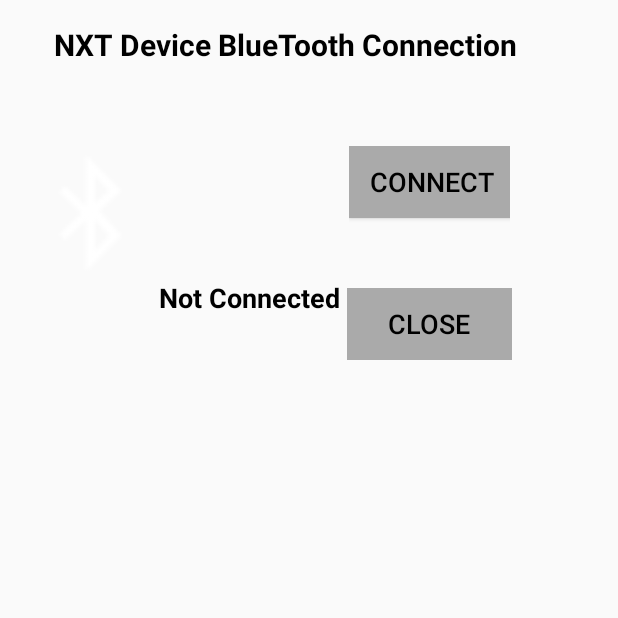
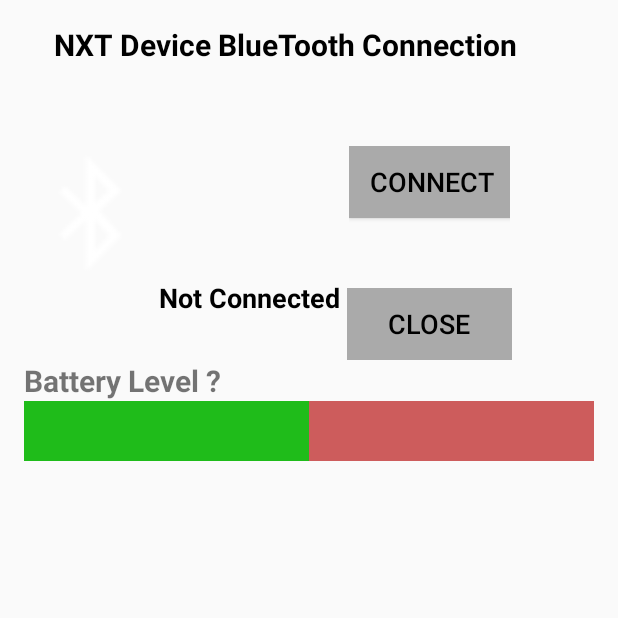
Before and after one commit to COSC526RobotsAreUs/RobotCar, an Android app: the ConnectActivity screen opened directly, with no data from a screen before it, on a phone screen of 412 x 824 dp, the top half of it. Run offline under Robolectric (Android 15) with nearby library versions, the phone set to English and light mode, and no system bars.

Commit message:
Added the BatteryLevelView and moved the getBatteryLevel method to the connect activity

```diff
--- /dev/null
+++ b/app/src/main/java/com/example/will/robotcar/BatteryLevelView.java
@@ -0,0 +1,52 @@
+package com.example.will.robotcar;
+
+import android.content.Context;
+import android.graphics.Canvas;
+import android.graphics.Color;
+import android.graphics.Paint;
+import android.util.AttributeSet;
+import android.view.View;
+
+/**
+ * Created by Will on 11/11/15.
+ */
+public class BatteryLevelView extends View{
+    int percent = 0;
+
+    public BatteryLevelView(Context context, AttributeSet attrs) {
+        super(context, attrs);
+    }
+
+    public void setPercent(int percent){
+        this.percent = percent >= 0 && percent <= 100 ? percent : 0;
+        this.invalidate();
+    }
+
+    @Override
+    protected void onDraw(Canvas canvas){
+        Paint redPaint = new Paint();
+        redPaint.setAntiAlias(true);
+        redPaint.setStrokeWidth((float) 15);
+        redPaint.setStyle(Paint.Style.FILL);
+        redPaint.setColor(Color.parseColor("#CD5C5C"));
+
+        float left = this.getLeft();
+        float top = this.getTop();
+        float right = this.getRight();
+        float bottom = this.getBottom();
+        System.out.println("left" + left + ", right:" + right);
+        System.out.println("top" + top + ", bottom:" + bottom);
+        canvas.drawRect((float)0.0, (float)0.0, this.getWidth(), this.getHeight(), redPaint);
+
+        Paint greenPaint = new Paint();
+        greenPaint.setAntiAlias(true);
+        greenPaint.setColor(Color.parseColor("#1FBC1A"));
+        greenPaint.setStrokeWidth((float) 15);
+        greenPaint.setStyle(Paint.Style.FILL);
+        float widthOfView = this.getWidth();
+        float decimalPercent = (float)(percent / 100.0);
+        float widthOfGreenBatteryLevel = widthOfView * decimalPercent;
+        canvas.drawRect((float) 0.0, (float) 0.0, widthOfGreenBatteryLevel, this.getHeight(), greenPaint);
+
+    }
+}
--- a/app/src/main/java/com/example/will/robotcar/ConnectActivity.java
+++ b/app/src/main/java/com/example/will/robotcar/ConnectActivity.java
@@ -51,6 +51,8 @@
     private ImageView flipImg;
     private TableLayout cv_tableLayout;
 
+    private BatteryLevelView batteryLevelView;
+
     protected void onCreate(Bundle savedInstanceState) {
         super.onCreate(savedInstanceState);
         setContentView(R.layout.connect);
@@ -68,7 +70,13 @@
 
         cv_tableLayout = (TableLayout) findViewById(R.id.xv_tLImgBtn);
 
+
         setupBTMonitor();
+
+        batteryLevelView = (BatteryLevelView)findViewById(R.id.batteryLevelView);
+        batteryLevelView.setPercent(50);
+        int power = cfp_BatteryPower();
+        System.out.println("powerrrr" + power);
     }
 
     @Override
@@ -189,6 +197,51 @@
         };
     }
 
+    private int cfp_BatteryPower() {
+        try {
+            byte[] buffer = new byte[15];
+
+            buffer[0] = (byte) (15-2);			//length lsb
+            buffer[1] = 0;						// length msb
+            buffer[2] =  0x00;					// direct command (with response)
+            buffer[3] = 0x0B;					// set output state
+            buffer[4] = 0;          			// output 1 (motor B)
+            buffer[5] = 0;			            // power
+            buffer[6] = 0;					    // motor on + brake between PWM
+            buffer[7] = 0;						// regulation
+            buffer[8] = 0;						// turn ration??
+            buffer[9] = 0;  					// run state
+            buffer[10] = 0;
+            buffer[11] = 0;
+            buffer[12] = 0;
+            buffer[13] = 0;
+            buffer[14] = 0;
+
+            if(os == null){
+                os = MainActivity.socket.getOutputStream();
+            }
+            if(is == null){
+                is = MainActivity.socket.getInputStream();
+            }
+            os.write(buffer);
+            os.flush();
+
+            byte[] mv_batteryresponse = new byte[7];
+            int batteryResponse = is.read(mv_batteryresponse);
+            System.out.println("batteryResponse"+batteryResponse);
+            for(int i=0;i<7;i++)
+                System.out.printf("0x%02X \n",mv_batteryresponse[i]);
+            int batteryPower = ((mv_batteryresponse[6]<<8) & 0x0000ff00) | (mv_batteryresponse[5] & 0x000000ff);
+            System.out.println(batteryPower);
+            double m_double = (double) batteryPower;
+            System.out.println(m_double);
+            return ((int) ((m_double/9000) * 100));
+        }
+        catch (Exception e) {
+            return -1;
+        }
+    }
+
     @Override
     public void onClick(View v) {
         switch(v.getId()){
--- a/app/src/main/java/com/example/will/robotcar/DriveActivity.java
+++ b/app/src/main/java/com/example/will/robotcar/DriveActivity.java
@@ -41,8 +41,8 @@
         m_progress = (TextView) findViewById(R.id.xv_powertext);
         m_progressC = (TextView) findViewById(R.id.xv_MotorCpowertext);
 
-        int power = cfp_BatteryPower();
-        System.out.println("powerrrr" + power);
+        //int power = cfp_BatteryPower();
+        //System.out.println("powerrrr" + power);
 
         ImageButton top = (ImageButton)findViewById(R.id.top);
         top.setOnTouchListener(new View.OnTouchListener() {
@@ -166,7 +166,7 @@
         catch (Exception e) {
         }
     }
-
+    /*
     private int cfp_BatteryPower() {
         try {
             byte[] buffer = new byte[15];
@@ -211,7 +211,7 @@
             return -1;
         }
     }
-
+    */
     @Override
     public void onClick(View v) {
 
--- a/app/src/main/res/layout/connect.xml
+++ b/app/src/main/res/layout/connect.xml
@@ -75,7 +75,8 @@
         android:layout_height="wrap_content"
         android:layout_marginLeft="215dp"
         android:layout_marginTop="80dp"
-        android:layout_gravity="center">
+        android:layout_gravity="center"
+        android:id="@+id/tableLayout4">
         <TableRow
             android:layout_width="110dp"
             android:layout_height="wrap_content"
@@ -121,4 +122,23 @@
         android:layout_marginLeft="18dp"
         android:layout_marginStart="18dp"/>
 
+    <TextView
+        android:layout_width="wrap_content"
+        android:layout_height="wrap_content"
+
+        android:id="@+id/editText"
+        android:text="Battery Level ?"
+        android:layout_below="@+id/tableLayout4"
+        android:layout_alignParentLeft="true"
+        android:layout_alignParentStart="true"
+        android:textSize="20sp"
+        android:textStyle="bold"/>
+
+    <com.example.will.robotcar.BatteryLevelView
+        android:layout_width="wrap_content"
+        android:layout_height="40sp"
+        android:id="@+id/batteryLevelView"
+        android:layout_below="@+id/editText"
+        android:layout_centerHorizontal="true" />
+
 </RelativeLayout>
```
